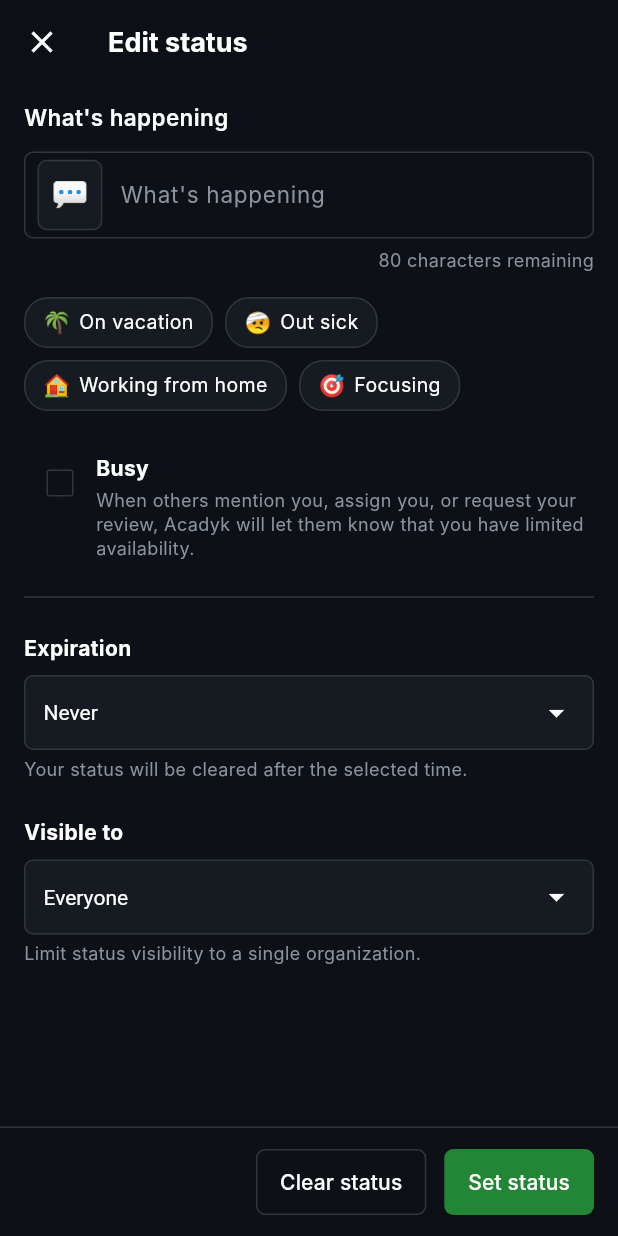
After one commit to somraj-dev/Acadyk, a Flutter app: the EditStatusScreen screen opened directly, on a phone screen of 412 x 824 dp. The commit adds this screen. Run offline on Flutter 3.47's test engine with Material 3 defaults, Android fonts, the phone set to English and light mode, and no system bars; network calls fail; Roboto replaces fonts that are missing (Inter).

Commit message:
Add standalone EditStatusScreen page and red status ring surrounding active user avatars

```diff
--- /dev/null
+++ b/lib/features/profile/presentation/screens/edit_status_screen.dart
@@ -0,0 +1,481 @@
+import 'package:flutter/material.dart';
+
+class UserStatusState {
+  static String? emoji;
+  static String? text;
+  static bool isBusy = false;
+  static String expiration = 'Never';
+  static String visibleTo = 'Everyone';
+  static bool hasStatus = false;
+
+  static final ValueNotifier<bool> statusNotifier = ValueNotifier<bool>(false);
+
+  static void setStatus({
+    required String emojiVal,
+    required String textVal,
+    required bool busyVal,
+    required String expirationVal,
+    required String visibleToVal,
+  }) {
+    emoji = emojiVal;
+    text = textVal;
+    isBusy = busyVal;
+    expiration = expirationVal;
+    visibleTo = visibleToVal;
+    hasStatus = textVal.trim().isNotEmpty;
+    statusNotifier.value = !statusNotifier.value;
+  }
+
+  static void clear() {
+    emoji = null;
+    text = null;
+    isBusy = false;
+    expiration = 'Never';
+    visibleTo = 'Everyone';
+    hasStatus = false;
+    statusNotifier.value = !statusNotifier.value;
+  }
+}
+
+class EditStatusScreen extends StatefulWidget {
+  const EditStatusScreen({super.key});
+
+  @override
+  State<EditStatusScreen> createState() => _EditStatusScreenState();
+}
+
+class _EditStatusScreenState extends State<EditStatusScreen> {
+  late TextEditingController _statusController;
+  late String _selectedEmoji;
+  late bool _isBusy;
+  late String _expiration;
+  late String _visibleTo;
+
+  final List<Map<String, String>> _presets = [
+    {'emoji': '🌴', 'text': 'On vacation'},
+    {'emoji': '🤕', 'text': 'Out sick'},
+    {'emoji': '🏠', 'text': 'Working from home'},
+    {'emoji': '🎯', 'text': 'Focusing'},
+  ];
+
+  final List<String> _emojiPool = [
+    '🤕', '🌴', '🏠', '🎯', '😊', '🚀', '💬', '🎉',
+    '💻', '💡', '🔥', '🔋', '☕', '📚', '🏃', '🍕'
+  ];
+
+  @override
+  void initState() {
+    super.initState();
+    _selectedEmoji = UserStatusState.emoji ?? '💬';
+    _statusController = TextEditingController(text: UserStatusState.text ?? '');
+    _isBusy = UserStatusState.isBusy;
+    _expiration = UserStatusState.expiration;
+    _visibleTo = UserStatusState.visibleTo;
+  }
+
+  @override
+  void dispose() {
+    _statusController.dispose();
+    super.dispose();
+  }
+
+  void _showEmojiPicker() {
+    showModalBottomSheet(
+      context: context,
+      backgroundColor: const Color(0xFF161B22),
+      shape: const RoundedRectangleBorder(
+        borderRadius: BorderRadius.vertical(top: Radius.circular(16)),
+      ),
+      builder: (context) {
+        return Container(
+          padding: const EdgeInsets.all(16),
+          child: Column(
+            mainAxisSize: MainAxisSize.min,
+            crossAxisAlignment: CrossAxisAlignment.start,
+            children: [
+              const Text(
+                'Select an emoji',
+                style: TextStyle(color: Colors.white, fontSize: 16, fontWeight: FontWeight.bold),
+              ),
+              const SizedBox(height: 16),
+              GridView.builder(
+                shrinkWrap: true,
+                physics: const NeverScrollableScrollPhysics(),
+                itemCount: _emojiPool.length,
+                gridDelegate: const SliverGridDelegateWithFixedCrossAxisCount(
+                  crossAxisCount: 8,
+                  mainAxisSpacing: 10,
+                  crossAxisSpacing: 10,
+                ),
+                itemBuilder: (context, index) {
+                  final e = _emojiPool[index];
+                  return GestureDetector(
+                    onTap: () {
+                      setState(() {
+                        _selectedEmoji = e;
+                      });
+                      Navigator.pop(context);
+                    },
+                    child: Center(
+                      child: Text(
+                        e,
+                        style: const TextStyle(fontSize: 28),
+                      ),
+                    ),
+                  );
+                },
+              ),
+              const SizedBox(height: 20),
+            ],
+          ),
+        );
+      },
+    );
+  }
+
+  @override
+  Widget build(BuildContext context) {
+    const Color darkBg = Color(0xFF0D1117);
+    const Color cardBg = Color(0xFF161B22);
+    const Color borderCol = Color(0xFF30363D);
+    const Color textMuted = Color(0xFF8B949E);
+
+    return Scaffold(
+      backgroundColor: darkBg,
+      appBar: AppBar(
+        backgroundColor: darkBg,
+        elevation: 0,
+        title: const Text(
+          'Edit status',
+          style: TextStyle(color: Colors.white, fontSize: 18, fontWeight: FontWeight.bold),
+        ),
+        leading: IconButton(
+          icon: const Icon(Icons.close, color: Colors.white),
+          onPressed: () => Navigator.pop(context),
+        ),
+        actions: [
+          IconButton(
+            icon: const Icon(Icons.close, color: Colors.transparent),
+            onPressed: null,
+          ),
+        ],
+      ),
+      body: SafeArea(
+        child: Column(
+          children: [
+            Expanded(
+              child: ListView(
+                padding: const EdgeInsets.symmetric(horizontal: 16.0, vertical: 12.0),
+                children: [
+                  const Text(
+                    "What's happening",
+                    style: TextStyle(color: Colors.white, fontSize: 15, fontWeight: FontWeight.w600),
+                  ),
+                  const SizedBox(height: 12),
+
+                  // Input box with Emoji and TextField
+                  Container(
+                    decoration: BoxDecoration(
+                      color: darkBg,
+                      borderRadius: BorderRadius.circular(6),
+                      border: Border.all(color: borderCol),
+                    ),
+                    padding: const EdgeInsets.symmetric(horizontal: 8, vertical: 4),
+                    child: Row(
+                      children: [
+                        GestureDetector(
+                          onTap: _showEmojiPicker,
+                          child: Container(
+                            padding: const EdgeInsets.all(8),
+                            decoration: BoxDecoration(
+                              color: cardBg,
+                              borderRadius: BorderRadius.circular(6),
+                              border: Border.all(color: borderCol),
+                            ),
+                            child: Text(
+                              _selectedEmoji,
+                              style: const TextStyle(fontSize: 20),
+                            ),
+                          ),
+                        ),
+                        const SizedBox(width: 12),
+                        Expanded(
+                          child: TextField(
+                            controller: _statusController,
+                            onChanged: (val) => setState(() {}),
+                            style: const TextStyle(color: Colors.white, fontSize: 15),
+                            decoration: const InputDecoration(
+                              hintText: "What's happening",
+                              hintStyle: TextStyle(color: textMuted),
+                              border: InputBorder.none,
+                            ),
+                          ),
+                        ),
+                      ],
+                    ),
+                  ),
+                  const SizedBox(height: 6),
+                  Align(
+                    alignment: Alignment.centerRight,
+                    child: Text(
+                      '${80 - _statusController.text.length} characters remaining',
+                      style: const TextStyle(color: textMuted, fontSize: 12),
+                    ),
+                  ),
+                  const SizedBox(height: 16),
+
+                  // Suggestion Chips
+                  Wrap(
+                    spacing: 8,
+                    runSpacing: 8,
+                    children: _presets.map((p) {
+                      return InkWell(
+                        onTap: () {
+                          setState(() {
+                            _selectedEmoji = p['emoji']!;
+                            _statusController.text = p['text']!;
+                          });
+                        },
+                        child: Container(
+                          padding: const EdgeInsets.symmetric(horizontal: 12, vertical: 6),
+                          decoration: BoxDecoration(
+                            color: cardBg,
+                            borderRadius: BorderRadius.circular(16),
+                            border: Border.all(color: borderCol),
+                          ),
+                          child: Row(
+                            mainAxisSize: MainAxisSize.min,
+                            children: [
+                              Text(p['emoji']!, style: const TextStyle(fontSize: 14)),
+                              const SizedBox(width: 6),
+                              Text(
+                                p['text']!,
+                                style: const TextStyle(color: Colors.white, fontSize: 13),
+                              ),
+                            ],
+                          ),
+                        ),
+                      );
+                    }).toList(),
+                  ),
+                  const SizedBox(height: 24),
+
+                  // Busy Checkbox
+                  Row(
+                    crossAxisAlignment: CrossAxisAlignment.start,
+                    children: [
+                      Checkbox(
+                        value: _isBusy,
+                        onChanged: (val) {
+                          setState(() {
+                            _isBusy = val ?? false;
+                          });
+                        },
+                        activeColor: const Color(0xFF238636),
+                        checkColor: Colors.white,
+                        side: const BorderSide(color: borderCol),
+                      ),
+                      Expanded(
+                        child: Padding(
+                          padding: const EdgeInsets.only(top: 4.0),
+                          child: Column(
+                            crossAxisAlignment: CrossAxisAlignment.start,
+                            children: const [
+                              Text(
+                                'Busy',
+                                style: TextStyle(color: Colors.white, fontSize: 14, fontWeight: FontWeight.bold),
+                              ),
+                              SizedBox(height: 4),
+                              Text(
+                                'When others mention you, assign you, or request your review, Acadyk will let them know that you have limited availability.',
+                                style: TextStyle(color: textMuted, fontSize: 12, height: 1.3),
+                              ),
+                            ],
+                          ),
+                        ),
+                      ),
+                    ],
+                  ),
+                  const SizedBox(height: 16),
+                  const Divider(color: borderCol),
+                  const SizedBox(height: 16),
+
+                  // Expiration Dropdown selector
+                  const Text(
+                    'Expiration',
+                    style: TextStyle(color: Colors.white, fontSize: 14, fontWeight: FontWeight.bold),
+                  ),
+                  const SizedBox(height: 8),
+                  _buildDropdownButton(
+                    value: _expiration,
+                    items: ['Never', '1 hour', '4 hours', 'Today', 'This week'],
+                    onChanged: (val) {
+                      if (val != null) setState(() => _expiration = val);
+                    },
+                  ),
+                  const SizedBox(height: 4),
+                  const Text(
+                    'Your status will be cleared after the selected time.',
+                    style: TextStyle(color: textMuted, fontSize: 12),
+                  ),
+                  const SizedBox(height: 24),
+
+                  // Visible to Dropdown selector
+                  const Text(
+                    'Visible to',
+                    style: TextStyle(color: Colors.white, fontSize: 14, fontWeight: FontWeight.bold),
+                  ),
+                  const SizedBox(height: 8),
+                  _buildDropdownButton(
+                    value: _visibleTo,
+                    items: ['Everyone', 'My connections', 'Only me'],
+                    onChanged: (val) {
+                      if (val != null) setState(() => _visibleTo = val);
+                    },
+                  ),
+                  const SizedBox(height: 4),
+                  const Text(
+                    'Limit status visibility to a single organization.',
+                    style: TextStyle(color: textMuted, fontSize: 12),
+                  ),
+                  const SizedBox(height: 30),
+                ],
+              ),
+            ),
+
+            // Bottom Buttons
+            Container(
+              padding: const EdgeInsets.symmetric(horizontal: 16, vertical: 12),
+              decoration: const BoxDecoration(
+                border: Border(top: BorderSide(color: borderCol)),
+                color: darkBg,
+              ),
+              child: Row(
+                mainAxisAlignment: MainAxisAlignment.end,
+                children: [
+                  OutlinedButton(
+                    onPressed: () {
+                      UserStatusState.clear();
+                      Navigator.pop(context);
+                    },
+                    style: OutlinedButton.styleFrom(
+                      foregroundColor: Colors.white,
+                      side: const BorderSide(color: borderCol),
+                      padding: const EdgeInsets.symmetric(horizontal: 16, vertical: 12),
+                      shape: RoundedRectangleBorder(borderRadius: BorderRadius.circular(6)),
+                    ),
+                    child: const Text('Clear status'),
+                  ),
+                  const SizedBox(width: 12),
+                  ElevatedButton(
+                    onPressed: () {
+                      UserStatusState.setStatus(
+                        emojiVal: _selectedEmoji,
+                        textVal: _statusController.text,
+                        busyVal: _isBusy,
+                        expirationVal: _expiration,
+                        visibleToVal: _visibleTo,
+                      );
+                      Navigator.pop(context);
+                    },
+                    style: ElevatedButton.styleFrom(
+                      backgroundColor: const Color(0xFF238636),
+                      foregroundColor: Colors.white,
+                      padding: const EdgeInsets.symmetric(horizontal: 16, vertical: 12),
+                      shape: RoundedRectangleBorder(borderRadius: BorderRadius.circular(6)),
+                    ),
+                    child: const Text('Set status'),
+                  ),
+                ],
+              ),
+            ),
+          ],
+        ),
+      ),
+    );
+  }
+
+  Widget _buildDropdownButton({
+    required String value,
+    required List<String> items,
+    required ValueChanged<String?> onChanged,
+  }) {
+    const Color cardBg = Color(0xFF161B22);
+    const Color borderCol = Color(0xFF30363D);
+
+    return Container(
+      decoration: BoxDecoration(
+        color: cardBg,
+        borderRadius: BorderRadius.circular(6),
+        border: Border.all(color: borderCol),
+      ),
+      padding: const EdgeInsets.symmetric(horizontal: 12),
+      child: DropdownButtonHideUnderline(
+        child: DropdownButton<String>(
+          value: value,
+          dropdownColor: cardBg,
+          icon: const Icon(Icons.arrow_drop_down, color: Colors.white),
+          style: const TextStyle(color: Colors.white, fontSize: 14),
+          onChanged: onChanged,
+          isExpanded: true,
+          items: items.map((item) {
+            return DropdownMenuItem<String>(
+              value: item,
+              child: Text(item),
+            );
+          }).toList(),
+        ),
+      ),
+    );
+  }
+}
+
+class StatusAvatar extends StatelessWidget {
+  final String avatarAsset;
+  final double radius;
+  final bool isProfilePageAccountHolder;
+
+  const StatusAvatar({
+    super.key,
+    required this.avatarAsset,
+    required this.radius,
+    this.isProfilePageAccountHolder = false,
+  });
+
+  @override
+  Widget build(BuildContext context) {
+    return ValueListenableBuilder<bool>(
+      valueListenable: UserStatusState.statusNotifier,
+      builder: (context, statusValue, child) {
+        final bool showRing = UserStatusState.hasStatus &&
+            !isProfilePageAccountHolder &&
+            avatarAsset.contains('somraj_avatar.jpg');
+
+        Widget avatarWidget = CircleAvatar(
+          radius: radius,
+          backgroundImage: AssetImage(avatarAsset),
+        );
+
+        if (showRing) {
+          return Container(
+            padding: const EdgeInsets.all(2.0),
+            decoration: const BoxDecoration(
+              shape: BoxShape.circle,
+              color: Color(0xFFEF4444), // Solid red ring background
+            ),
+            child: Container(
+              padding: const EdgeInsets.all(1.5),
+              decoration: const BoxDecoration(
+                shape: BoxShape.circle,
+                color: Colors.white, // Inner white border to stand out
+              ),
+              child: avatarWidget,
+            ),
+          );
+        }
+
+        return avatarWidget;
+      },
+    );
+  }
+}
```
Also changed, not shown: lib/features/feed/presentation/screens/company_profile_screen.dart (+5 -3 lines), lib/features/feed/presentation/screens/home_feed_screen.dart (+20 -25 lines), lib/features/feed/presentation/screens/post_detail_screen.dart (+5 -10 lines), lib/features/profile/presentation/screens/profile_screen.dart (+49 -5 lines).
